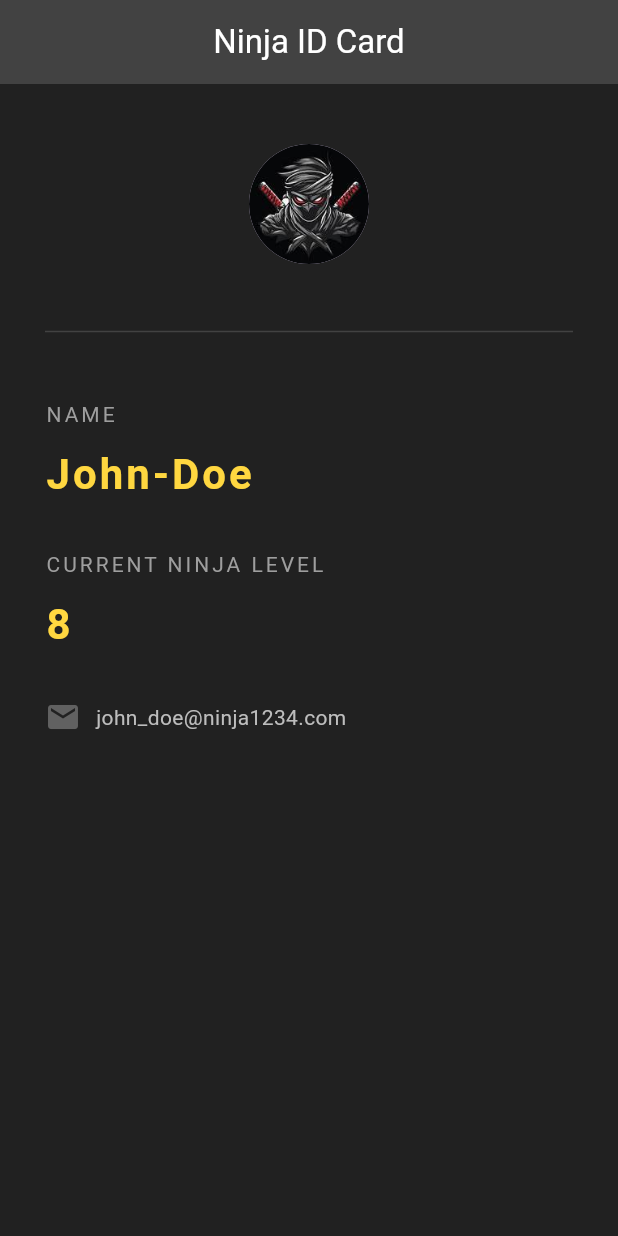
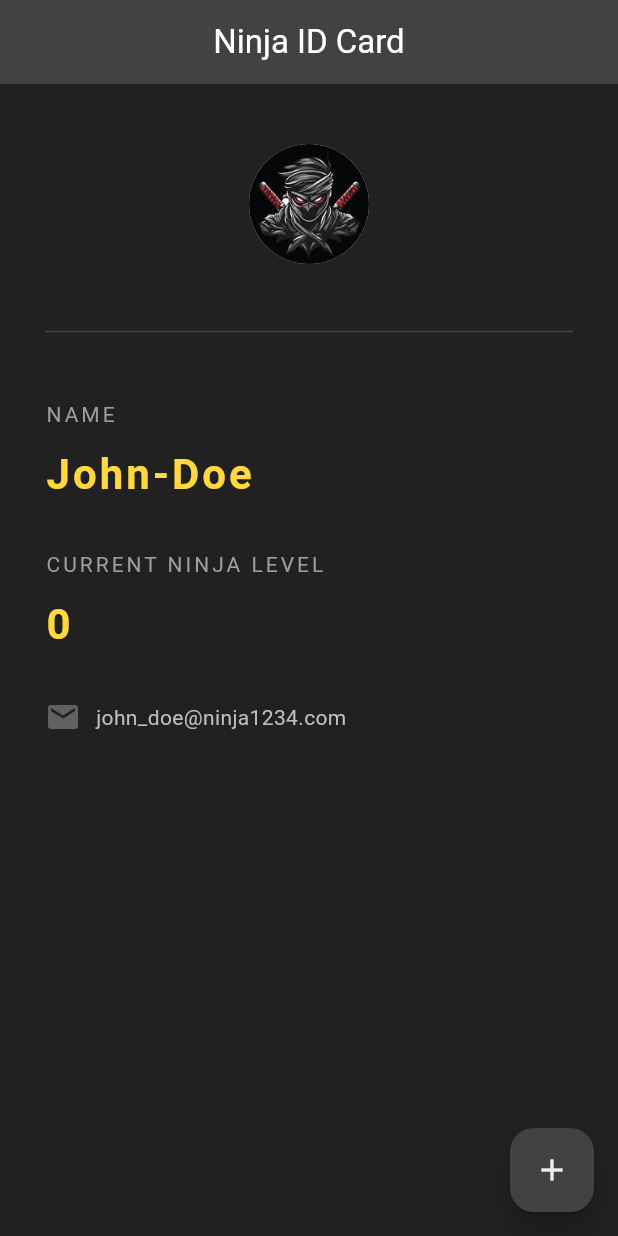
Before and after one commit to Darshan-1012/Ninja_ID_Practice_App, a Flutter app: the screen it shows after launch, on a phone screen of 412 x 824 dp. Run offline on Flutter 3.47's test engine with Material 3 defaults, Android fonts, the phone set to English and light mode, and no system bars.

Commit message:
Ninja ID project & Stateful widget -- complete

```diff
--- a/lib/main.dart
+++ b/lib/main.dart
@@ -6,9 +6,16 @@
   ));
 }
 
-class NinjaCard extends StatelessWidget {
+class NinjaCard extends StatefulWidget {
   const NinjaCard({super.key});
 
+  @override
+  State<NinjaCard> createState() => _NinjaCardState();
+}
+
+class _NinjaCardState extends State<NinjaCard> {
+
+  int ninjaLevel = 0;
 
   @override
   Widget build(BuildContext context) {
@@ -20,6 +27,16 @@
         backgroundColor: Colors.grey[800],
         foregroundColor: Colors.white,
         elevation: 0,
+      ),
+      floatingActionButton: FloatingActionButton(
+        onPressed: () {
+          setState(() {
+            ninjaLevel+=1;
+          });
+        },
+        child: Icon(Icons.add),
+        backgroundColor: Colors.grey[800],
+        foregroundColor: Colors.grey[200],
       ),
       body: Padding(
         padding: EdgeInsets.fromLTRB(30, 40, 30, 0),
@@ -63,7 +80,7 @@
             ),
             SizedBox(height: 10),
             Text(
-                '8',
+                '$ninjaLevel',
                 style: TextStyle(
                 color: Colors.amberAccent[200],
                 letterSpacing: 2,
```
